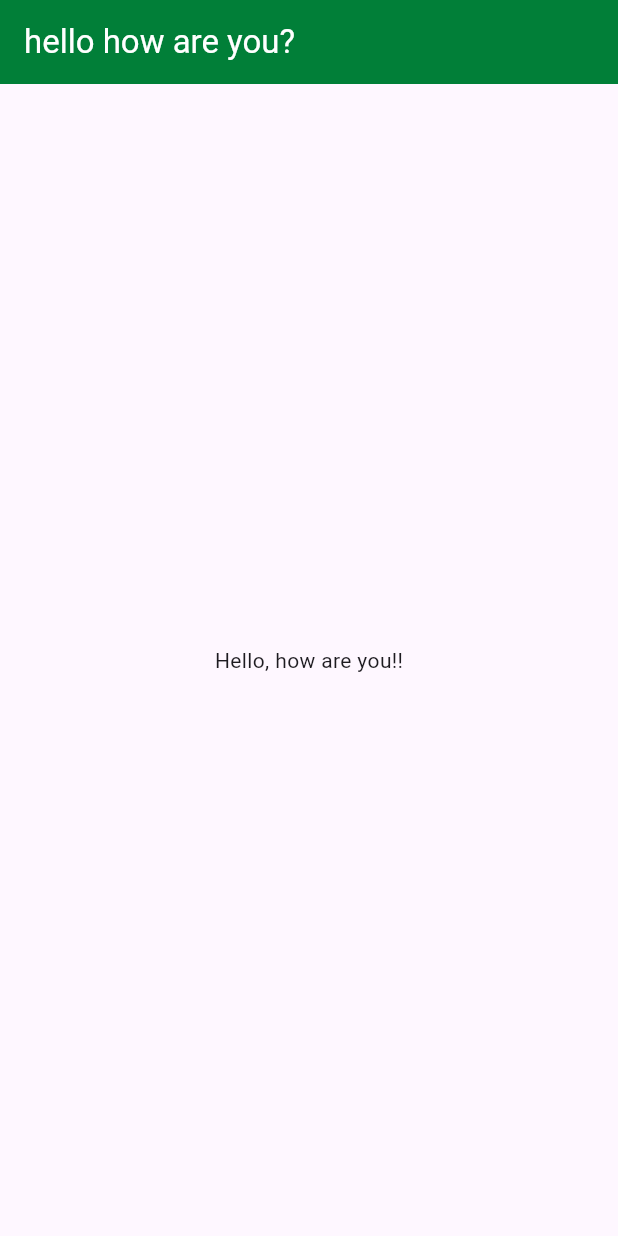
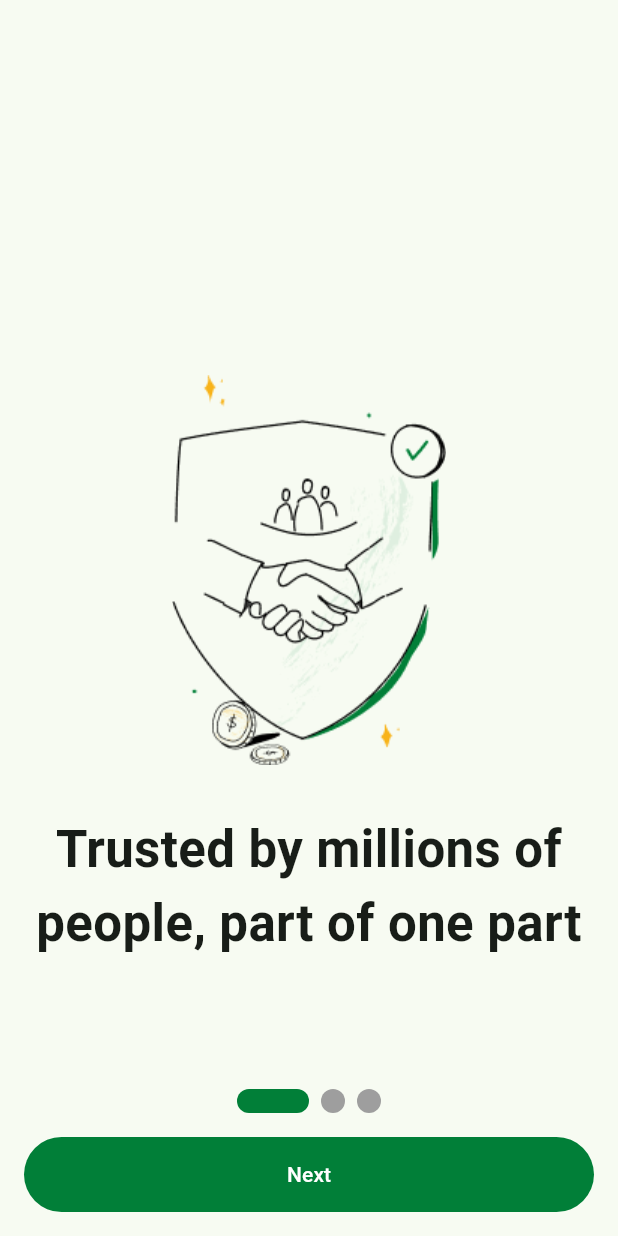
Before and after one commit to SathiaPang/chay_luy, a Flutter app: the screen it shows after launch, on a phone screen of 412 x 824 dp. Run offline on Flutter 3.47's test engine with Material 3 defaults, Android fonts, the light colour scheme and no system bars; drawn by our look-alikes of smooth_page_indicator; our stand-ins replace firebase_core, get; accounts and stored records are empty.

Commit message:
onboarding screen

```diff
--- a/lib/main.dart
+++ b/lib/main.dart
@@ -1,4 +1,5 @@
-import 'package:chay_luy/screens/Homescreen.dart';
+import 'package:chay_luy/assets/constants.dart';
+import 'package:chay_luy/screens/onboarding/OnboardingScreen.dart';
 import 'package:flutter/material.dart';
 import 'package:get/route_manager.dart';
 
@@ -13,7 +14,9 @@ class MainScreen extends StatelessWidget {
   Widget build(BuildContext context) {
     return GetMaterialApp(
       debugShowCheckedModeBanner: false,
-      home: HomeScreen(),
+      theme: ThemeData.from(
+          colorScheme: ColorScheme.fromSeed(seedColor: primeGreen)),
+      home: OnBoardingScreen(),
     );
   }
 }
--- /dev/null
+++ b/lib/models/OnboardingItem.dart
@@ -0,0 +1,6 @@
+class Onboardingitem {
+  const Onboardingitem({required this.iconPath, required this.title});
+
+  final String iconPath;
+  final String title;
+}
--- /dev/null
+++ b/lib/screens/onboarding/OnboardingScreen.dart
@@ -0,0 +1,94 @@
+import 'package:chay_luy/assets/constants.dart';
+import 'package:chay_luy/models/OnboardingItem.dart';
+import 'package:chay_luy/screens/Homescreen.dart';
+import 'package:chay_luy/screens/onboarding/components/OnboardingItemScreen.dart';
+import 'package:flutter/material.dart';
+import 'package:get/route_manager.dart';
+import 'package:smooth_page_indicator/smooth_page_indicator.dart';
+
+class OnBoardingScreen extends StatefulWidget {
+  OnBoardingScreen({super.key});
+  final List<Onboardingitem> boardingItem = [
+    Onboardingitem(
+      iconPath: 'lib/assets/icons/onboarding_pic1.png',
+      title: 'Trusted by millions of people, part of one part',
+    ),
+    Onboardingitem(
+      iconPath: 'lib/assets/icons/onboarding_pic2.png',
+      title: 'Spend money abroad, and track your expense',
+    ),
+    Onboardingitem(
+      iconPath: 'lib/assets/icons/onboarding_pic3.png',
+      title: 'Receive Money From Anywhere In The World',
+    ),
+  ];
+
+  @override
+  State<OnBoardingScreen> createState() => _OnBoardingScreenState();
+}
+
+class _OnBoardingScreenState extends State<OnBoardingScreen> {
+  var pageController = PageController();
+
+  @override
+  Widget build(BuildContext context) {
+    return Scaffold(
+      body: Column(
+        children: [
+          Expanded(
+            child: PageView.builder(
+                controller: pageController,
+                itemBuilder: (context, index) {
+                  var item = widget.boardingItem[index];
+                  return Padding(
+                    padding: const EdgeInsets.all(16.0),
+                    child: OnboardingItemScreen(
+                      iconPath: item.iconPath,
+                      title: item.title,
+                    ),
+                  );
+                }),
+          ),
+          SmoothPageIndicator(
+            controller: pageController, // PageController
+            count: widget.boardingItem.length,
+            effect: ExpandingDotsEffect(
+              dotColor: Colors.grey,
+              activeDotColor: primeGreen,
+            ), // your preferred effect
+            onDotClicked: (index) {
+              pageController.animateToPage(
+                index,
+                duration: Durations.medium1,
+                curve: Curves.easeInOutCubic,
+              );
+            },
+          ),
+          Padding(
+            padding: EdgeInsets.all(16),
+            child: SizedBox(
+              height: 50,
+              width: double.infinity,
+              child: FilledButton(
+                style: ButtonStyle(
+                  backgroundColor: WidgetStatePropertyAll(primeGreen),
+                ),
+                onPressed: () {
+                  if (pageController.page == widget.boardingItem.length - 1) {
+                    Get.to(HomeScreen());
+                  } else {
+                    pageController.nextPage(
+                      duration: Durations.medium1,
+                      curve: Curves.easeInOutCubic,
+                    );
+                  }
+                },
+                child: Text('Next'),
+              ),
+            ),
+          ),
+        ],
+      ),
+    );
+  }
+}
--- /dev/null
+++ b/lib/screens/onboarding/components/OnboardingItemScreen.dart
@@ -0,0 +1,28 @@
+import 'package:flutter/material.dart';
+
+class OnboardingItemScreen extends StatelessWidget {
+  const OnboardingItemScreen(
+      {super.key,
+      required this.iconPath,
+      required this.title});
+  final String iconPath;
+  final String title;
+
+  @override
+  Widget build(BuildContext context) {
+    return Column(
+      mainAxisAlignment: MainAxisAlignment.center,
+      children: [
+        Expanded(child: SizedBox()),
+        Image.asset(iconPath),
+        SizedBox(height: 32),
+        Text(
+          title,
+          textAlign: TextAlign.center,
+          style: TextStyle(fontSize: 34, fontWeight: FontWeight.bold),
+        ),
+        SizedBox(height: 70),
+      ],
+    );
+  }
+}
--- a/pubspec.yaml
+++ b/pubspec.yaml
@@ -37,6 +37,7 @@ dependencies:
   cupertino_icons: ^1.0.6
   get: ^4.6.6
   firebase_core: ^3.5.0
+  smooth_page_indicator: ^1.2.0+3
 
 dev_dependencies:
   flutter_test:
@@ -63,6 +64,7 @@ flutter:
   # To add assets to your application, add an assets section, like this:
   assets:
     - lib/assets/images/
+    - lib/assets/icons/
 
   # An image asset can refer to one or more resolution-specific "variants", see
   # https://flutter.dev/assets-and-images/#resolution-aware
```
Also changed, not shown: lib/assets/icons/onboarding_pic1.png (added), lib/assets/icons/onboarding_pic2.png (added), lib/assets/icons/onboarding_pic3.png (added), pubspec.lock.
